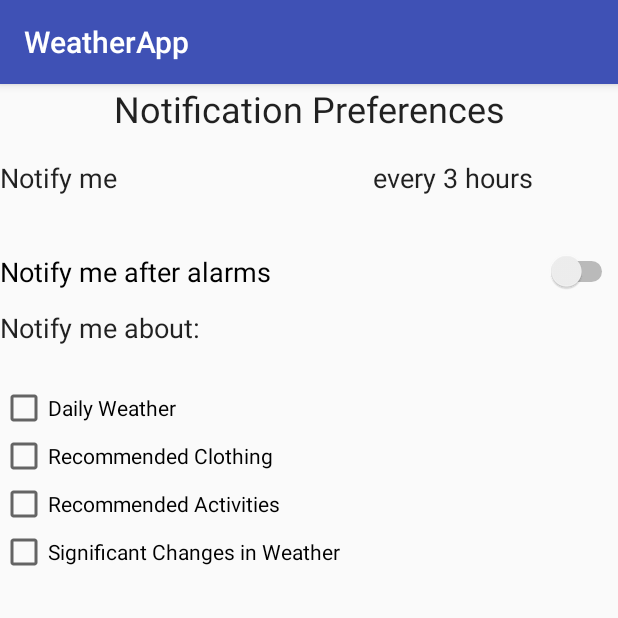
After one commit to bonbombs/AndroidWeatherApp, an Android app: the PreferencesActivity screen opened directly, with no data from a screen before it, on a phone screen of 412 x 824 dp, the top half of it. The commit adds this screen. Run offline under Robolectric (Android 15) with nearby library versions, the phone set to English and light mode, and no system bars.

Commit message:
Notifications with alarms, started building user preferences

```diff
--- a/app/build.gradle
+++ b/app/build.gradle
@@ -32,6 +32,9 @@ android {
     buildToolsVersion '26.0.2'
 }
 
+
+
+
 dependencies {
     implementation fileTree(include: ['*.jar'], dir: 'libs')
     implementation 'com.android.support:appcompat-v7:26.1.0'
--- /dev/null
+++ b/app/src/main/java/com/example/kelly/weatherapp/PreferencesActivity.java
@@ -0,0 +1,46 @@
+package com.example.kelly.weatherapp;
+
+import android.content.Context;
+import android.content.Intent;
+import android.content.SharedPreferences;
+import android.support.v7.app.AppCompatActivity;
+import android.os.Bundle;
+import android.view.View;
+
+public class PreferencesActivity extends AppCompatActivity {
+
+    SharedPreferences sharedPref;
+    static final int CHOOSE_NOTIFY_INTERVAL = 1;
+
+    // User settings values
+    int timeInterval;
+
+    @Override
+    protected void onCreate(Bundle savedInstanceState) {
+        super.onCreate(savedInstanceState);
+        setContentView(R.layout.activity_preferences);
+
+        sharedPref = getSharedPreferences("user_preferences", Context.MODE_PRIVATE);
+    }
+
+    public void onClickWhenToNotify(View v) {
+        Intent i = new Intent(this, TimeListActivity.class);
+        startActivityForResult(i, CHOOSE_NOTIFY_INTERVAL);
+    }
+
+    @Override
+    protected void onActivityResult(int requestCode, int resultCode, Intent data) {
+        if (requestCode == CHOOSE_NOTIFY_INTERVAL) {
+            if (resultCode == RESULT_OK) {
+                timeInterval = (int) data.getSerializableExtra("timeInterval");
+            }
+        }
+    }
+
+    @Override
+    protected void onPause() {
+        super.onPause();
+
+        // TODO: Save everything to SharedPreferences
+    }
+}
--- /dev/null
+++ b/app/src/main/res/layout/activity_preferences.xml
@@ -0,0 +1,118 @@
+<?xml version="1.0" encoding="utf-8"?>
+<android.support.constraint.ConstraintLayout xmlns:android="http://schemas.android.com/apk/res/android"
+    xmlns:app="http://schemas.android.com/apk/res-auto"
+    xmlns:tools="http://schemas.android.com/tools"
+    android:layout_width="match_parent"
+    android:layout_height="match_parent"
+    tools:context="com.example.kelly.weatherapp.PreferencesActivity">
+
+    <LinearLayout
+        android:layout_width="match_parent"
+        android:layout_height="match_parent"
+        android:orientation="vertical"
+        android:visibility="visible"
+        tools:layout_editor_absoluteX="0dp"
+        tools:layout_editor_absoluteY="0dp">
+
+        <TextView
+            android:id="@+id/textView"
+            android:layout_width="match_parent"
+            android:layout_height="50dp"
+            android:text="Notification Preferences"
+            android:textAlignment="center"
+            android:textAppearance="@style/TextAppearance.AppCompat.Headline" />
+
+        <LinearLayout
+            android:layout_width="match_parent"
+            android:layout_height="wrap_content"
+            android:orientation="horizontal">
+
+            <LinearLayout
+                android:layout_width="wrap_content"
+                android:layout_height="match_parent"
+                android:layout_weight="1"
+                android:orientation="vertical">
+
+                <TextView
+                    android:id="@+id/notifyMe"
+                    android:layout_width="match_parent"
+                    android:layout_height="50dp"
+                    android:layout_weight="1"
+                    android:text="Notify me"
+                    android:textAppearance="@style/TextAppearance.AppCompat"
+                    android:textSize="18sp" />
+            </LinearLayout>
+
+            <LinearLayout
+                android:layout_width="wrap_content"
+                android:layout_height="match_parent"
+                android:layout_weight="1"
+                android:orientation="vertical"
+                android:clickable = "true"
+                android:onClick="onClickWhenToNotify">
+
+                <TextView
+                    android:id="@+id/whenToNotify"
+                    android:layout_width="match_parent"
+                    android:layout_height="50dp"
+                    android:layout_weight="1"
+                    android:text="every 3 hours"
+
+                    android:textAlignment="center"
+                    android:textAppearance="@style/TextAppearance.AppCompat"
+                    android:textSize="18sp" />
+
+            </LinearLayout>
+
+
+        </LinearLayout>
+
+        <Switch
+            android:id="@+id/notifyAfterAlarms"
+            android:layout_width="match_parent"
+            android:layout_height="50dp"
+            android:checked="false"
+            android:text="Notify me after alarms"
+            android:textSize="18sp" />
+
+        <LinearLayout
+            android:layout_width="match_parent"
+            android:layout_height="match_parent"
+            android:orientation="vertical">
+
+            <TextView
+                android:id="@+id/notifyMeAbout"
+                android:layout_width="match_parent"
+                android:layout_height="50dp"
+                android:text="Notify me about:"
+                android:textAppearance="@style/TextAppearance.AppCompat"
+                android:textSize="18sp" />
+
+            <CheckBox
+                android:id="@+id/checkBox"
+                android:layout_width="match_parent"
+                android:layout_height="wrap_content"
+                android:text="Daily Weather" />
+
+            <CheckBox
+                android:id="@+id/checkBox2"
+                android:layout_width="match_parent"
+                android:layout_height="wrap_content"
+                android:text="Recommended Clothing" />
+
+            <CheckBox
+                android:id="@+id/checkBox3"
+                android:layout_width="match_parent"
+                android:layout_height="wrap_content"
+                android:text="Recommended Activities" />
+
+            <CheckBox
+                android:id="@+id/checkBox4"
+                android:layout_width="match_parent"
+                android:layout_height="wrap_content"
+                android:text="Significant Changes in Weather" />
+        </LinearLayout>
+
+    </LinearLayout>
+
+</android.support.constraint.ConstraintLayout>
--- a/app/src/main/res/values/dimens.xml
+++ b/app/src/main/res/values/dimens.xml
@@ -2,4 +2,5 @@
     <!-- Default screen margins, per the Android Design guidelines. -->
     <dimen name="activity_horizontal_margin">16dp</dimen>
     <dimen name="activity_vertical_margin">16dp</dimen>
+    <dimen name="fab_margin">16dp</dimen>
 </resources>
--- a/app/src/main/res/values/strings.xml
+++ b/app/src/main/res/values/strings.xml
@@ -15,4 +15,5 @@
     <string name="tempUnitMetric">C</string>
     <string name="pressureUnitMetric">hPa</string>
     <string name="windSpeedUnitMetric">m/sec</string>
+    <string name="title_activity_alarm_broadcast_receiver">AlarmBroadcastReceiver</string>
 </resources>
```
Also changed, not shown: app/src/main/AndroidManifest.xml (+15 -2 lines), app/src/main/java/com/example/kelly/weatherapp/AlarmBroadcastReceiver.java (added, +23 -0 lines), app/src/main/java/com/example/kelly/weatherapp/TimeListActivity.java (added, +33 -0 lines), app/src/main/res/layout/activity_time_list.xml (added, +65 -0 lines), app/src/main/res/values/styles.xml (+9 -0 lines), app/src/main/res/drawable-hdpi/sun.png (added), app/src/main/res/drawable-mdpi/sun.png (added), app/src/main/res/drawable-xhdpi/sun.png (added), app/src/main/res/drawable-xxhdpi/sun.png (added).
